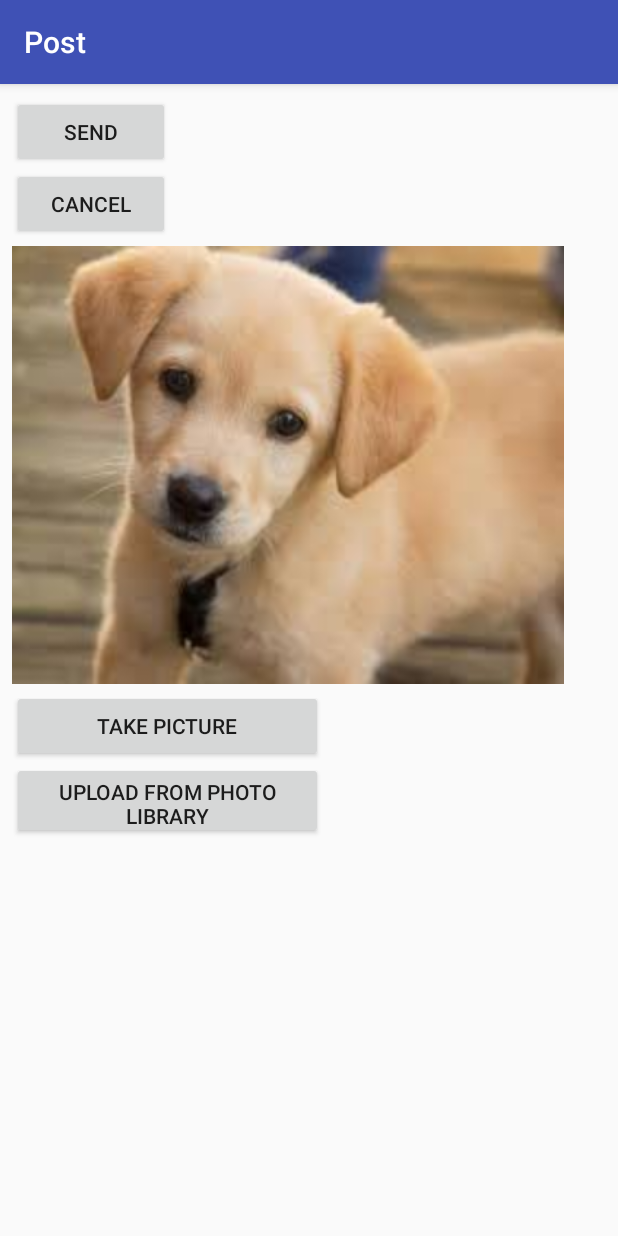
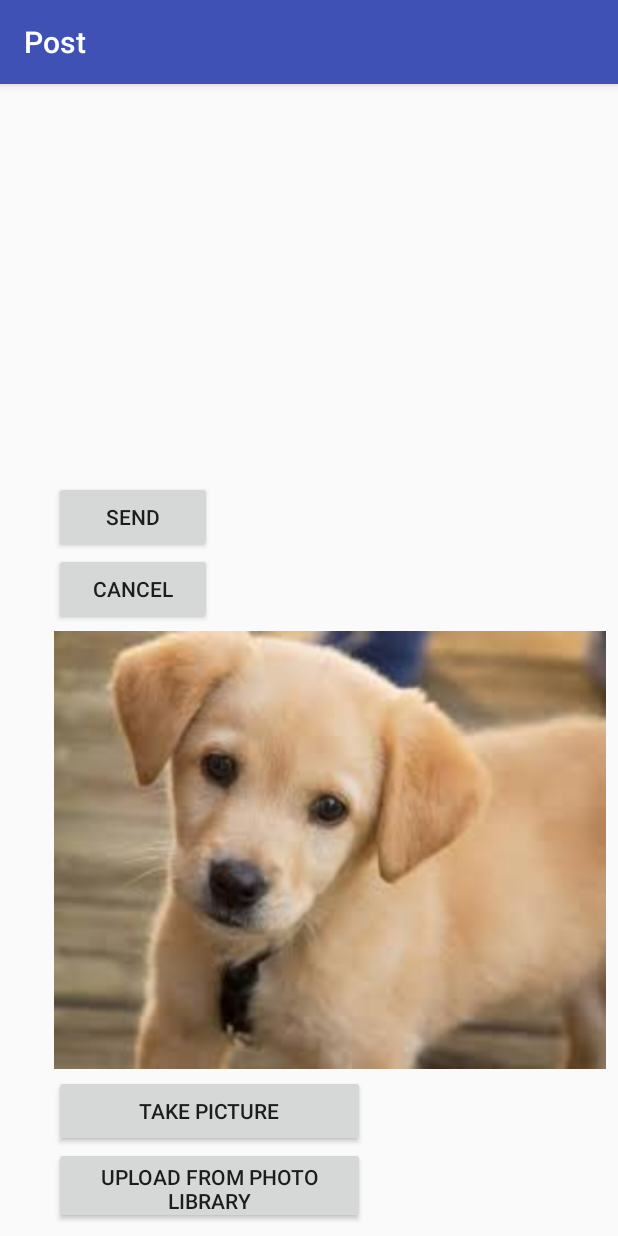
Before and after one commit to EC327yipyap/yipyap, an Android app: the Post2Activity screen opened directly, with no data from a screen before it, on a phone screen of 412 x 824 dp. Run offline under Robolectric (Android 15) with nearby library versions, the phone set to English and light mode, and no system bars.

Commit message:
yo
oi oi oi

```diff
--- a/YipYapNewJava/app/build.gradle
+++ b/YipYapNewJava/app/build.gradle
@@ -23,6 +23,7 @@ dependencies {
     implementation 'com.android.support:appcompat-v7:26.1.0'
     implementation 'com.android.support.constraint:constraint-layout:1.0.2'
     implementation 'com.google.firebase:firebase-database:11.6.2'
+    implementation 'com.google.firebase:firebase-storage:11.6.2'
     implementation 'com.firebase:firebase-client-android:2.5.2'
     testImplementation 'junit:junit:4.12'
     androidTestImplementation 'com.android.support.test:runner:1.0.1'
--- a/YipYapNewJava/app/src/main/res/layout/activity_post2.xml
+++ b/YipYapNewJava/app/src/main/res/layout/activity_post2.xml
@@ -16,10 +16,10 @@
         android:orientation="vertical"
         app:layout_constraintBottom_toBottomOf="parent"
         app:layout_constraintEnd_toEndOf="parent"
-        app:layout_constraintHorizontal_bias="0.0"
+        app:layout_constraintHorizontal_bias="1.0"
         app:layout_constraintStart_toStartOf="parent"
         app:layout_constraintTop_toTopOf="parent"
-        app:layout_constraintVertical_bias="0.0">
+        app:layout_constraintVertical_bias="1.0">
 
         <Button
             android:layout_width="105dp"
@@ -38,7 +38,7 @@
             android:id="@+id/imageView5"
             android:layout_width="match_parent"
             android:layout_height="300dp"
-            app:srcCompat="@drawable/puppy2" />
+            app:srcCompat="@drawable/puppy2" android:contentDescription="@string/fillLater" />
 
         <Button
             android:layout_width="207dp"
--- a/YipYapNewJava/app/src/main/res/values/strings.xml
+++ b/YipYapNewJava/app/src/main/res/values/strings.xml
@@ -6,4 +6,6 @@
     <string name="take_picture">Take picture</string>
     <string name="upload_from_photo_library">Upload from photo library</string>
     <string name="send">Send</string>
+    <string name="DogHint">What\' s on your dog\' s mind?</string>
+    <string name="fillLater">TODO</string>
 </resources>
```
